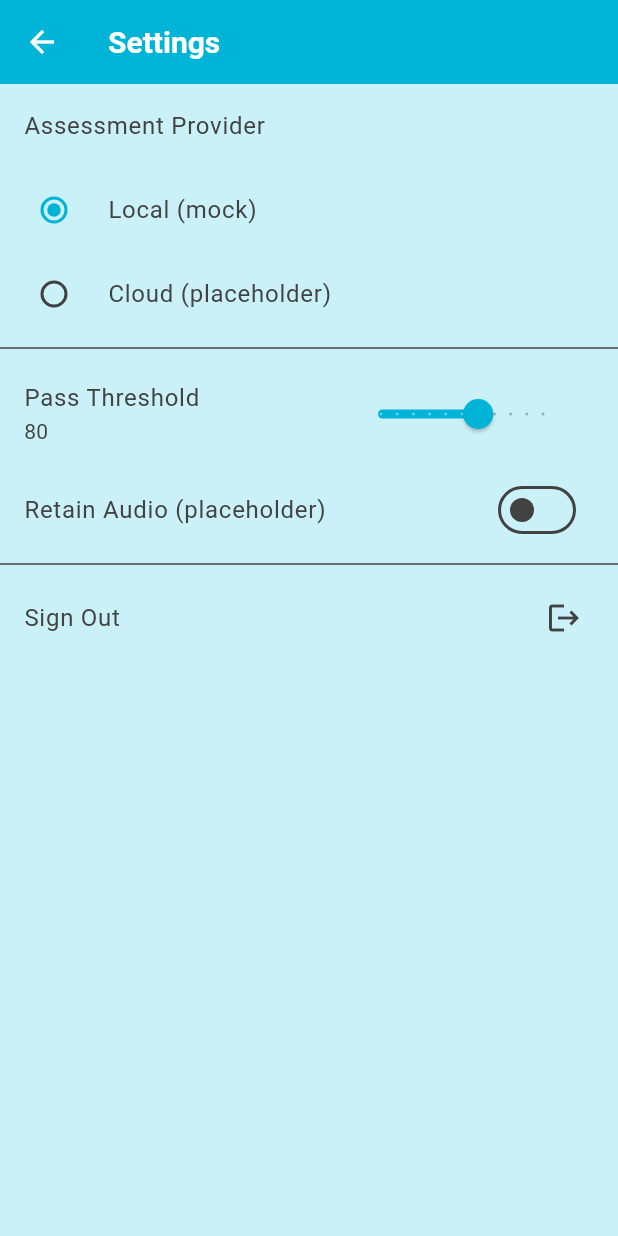
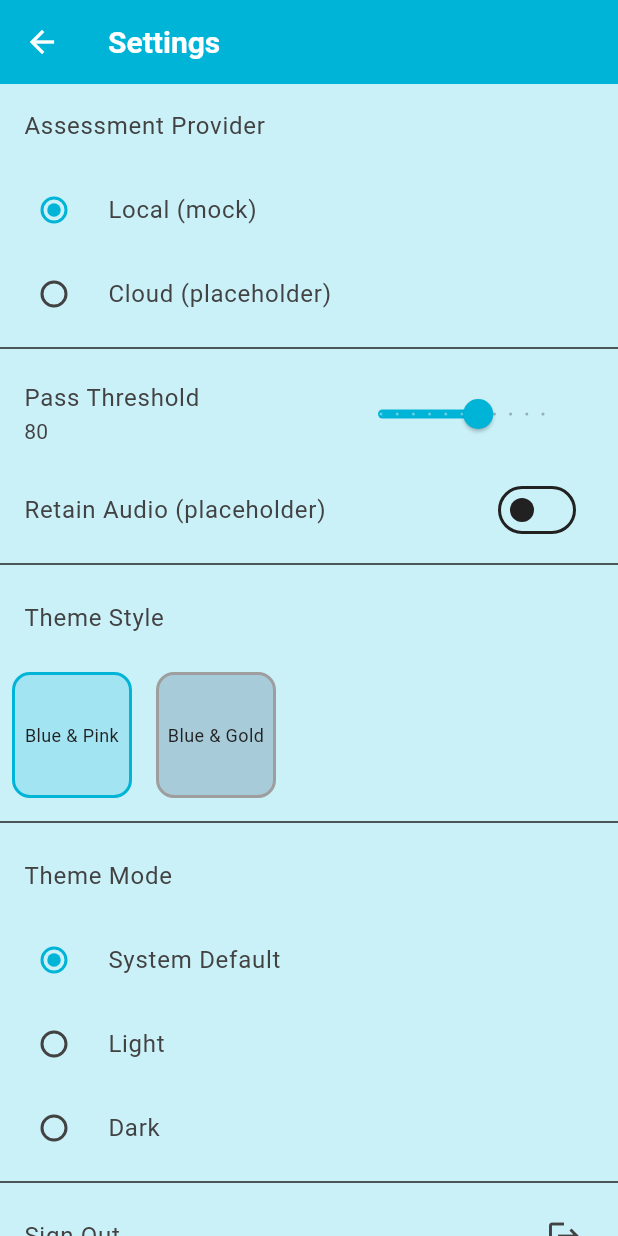
Before and after one commit to jasn17/CPSC_4150_ReadRight_App, a Flutter app: the SettingsScreen screen opened directly, on a phone screen of 412 x 824 dp. Run offline on Flutter 3.47's test engine with Material 3 defaults, Android fonts, the phone set to English and light mode, and no system bars; our stand-ins replace confetti, firebase_auth, firebase_core, firebase_database, flutter_tts, shared_preferences and 2 more; accounts and stored records are empty.

Commit message:
UI changes
added theme mode (light/dark) selection (modified settings_model, settings_screen, app.dart
made theme mode selection persistent across restarts

made abstraction class to color themes and added section to settings to choose color scheme, and should be persistent as well (

made score badge in Progress screen background color dynamic based on average. Gold for 90+, silver for 80+, bronze for 70+, grey for lower (modified score_badge.dart)

```diff
--- a/read_right_app/lib/models/settings_model.dart
+++ b/read_right_app/lib/models/settings_model.dart
@@ -3,7 +3,13 @@
 // TOOLS: ChangeNotifier.
 // RELATIONSHIPS: Controlled by settings_screen.dart; influences which service implementations are used at runtime.
 
-import 'package:flutter/foundation.dart';
+import 'package:flutter/material.dart';
+import 'package:shared_preferences/shared_preferences.dart';
+import '/themes/theme_registry.dart';
+import '/themes/theme_definition.dart';
+
+
+
 
 class SettingsModel extends ChangeNotifier {
   String _assessor = 'local';
@@ -17,4 +23,68 @@ class SettingsModel extends ChangeNotifier {
   set assessor(String v) { _assessor = v; notifyListeners(); }
   set threshold(int v) { _threshold = v; notifyListeners(); }
   set retainAudio(bool v) { _retainAudio = v; notifyListeners(); }
+
+  // ------------------ theme logic ------------------
+  static const _themeModeKey = 'themeMode';
+  static const _themeIdKey = 'themeId';
+
+  // Current theme mode (system / light / dark)
+  ThemeMode _themeMode = ThemeMode.system;
+  ThemeMode get themeMode => _themeMode;
+  set themeMode(ThemeMode v) {
+    _themeMode = v;
+    _saveThemeMode(v);
+    notifyListeners();
+  }
+
+  // Current theme ID (refers to AppThemeDefinition.id)
+  String _themeId = availableThemes.first.id;
+  String get themeId => _themeId;
+  set themeId(String id) {
+    _themeId = id;
+    _saveThemeId(id);
+    notifyListeners();
+  }
+
+  // Convenience getter for current theme object
+  AppThemeDefinition get currentTheme =>
+      availableThemes.firstWhere((t) => t.id == _themeId);
+
+  // List of available themes
+  List<AppThemeDefinition> get themes => availableThemes;
+
+  // ------------------ constructor ------------------
+  SettingsModel() {
+    _loadThemeMode();
+    _loadThemeId();
+  }
+
+  // ------------------ persistence ------------------
+  Future<void> _loadThemeMode() async {
+    final prefs = await SharedPreferences.getInstance();
+    final stored = prefs.getInt(_themeModeKey);
+    if (stored != null) {
+      _themeMode = ThemeMode.values[stored];
+      notifyListeners();
+    }
+  }
+
+  Future<void> _saveThemeMode(ThemeMode mode) async {
+    final prefs = await SharedPreferences.getInstance();
+    await prefs.setInt(_themeModeKey, mode.index);
+  }
+
+  Future<void> _loadThemeId() async {
+    final prefs = await SharedPreferences.getInstance();
+    final stored = prefs.getString(_themeIdKey);
+    if (stored != null && themes.any((t) => t.id == stored)) {
+      _themeId = stored;
+      notifyListeners();
+    }
+  }
+
+  Future<void> _saveThemeId(String id) async {
+    final prefs = await SharedPreferences.getInstance();
+    await prefs.setString(_themeIdKey, id);
+  }
 }
--- a/read_right_app/lib/screens/settings_screen.dart
+++ b/read_right_app/lib/screens/settings_screen.dart
@@ -53,6 +53,75 @@ class SettingsScreen extends StatelessWidget {
             value: s.retainAudio,
             onChanged: (v) => context.read<SettingsModel>().retainAudio = v,
           ),
+
+          const Divider(),
+          const ListTile(title: Text('Theme Style')),
+          SizedBox(
+            height: 100,
+            child: ListView.builder(
+              scrollDirection: Axis.horizontal,
+              itemCount: s.themes.length,
+              itemBuilder: (context, index) {
+                final theme = s.themes[index];
+                final isSelected = theme.id == s.themeId;
+
+                return GestureDetector(
+                  onTap: () => context.read<SettingsModel>().themeId = theme.id,
+                  child: Container(
+                    width: 80,
+                    margin: const EdgeInsets.all(8),
+                    padding: const EdgeInsets.all(4),
+                    decoration: BoxDecoration(
+                      border: Border.all(
+                        color: isSelected ? Theme.of(context).primaryColor : Colors.grey,
+                        width: 2,
+                      ),
+                      borderRadius: BorderRadius.circular(12),
+                      color: theme.lightTheme.colorScheme.primary.withOpacity(0.2),
+                    ),
+                    child: Center(
+                      child: Text(
+                        theme.name,
+                        style: const TextStyle(fontSize: 12),
+                        textAlign: TextAlign.center,
+                      ),
+                    ),
+                  ),
+                );
+              },
+            ),
+          ),
+
+          const Divider(),
+          const ListTile(title: Text('Theme Mode')),
+
+          RadioListTile<ThemeMode>(
+            title: const Text('System Default'),
+            value: ThemeMode.system,
+            groupValue: s.themeMode,
+            onChanged: (v) {
+              context.read<SettingsModel>().themeMode = v!;
+            },
+          ),
+
+          RadioListTile<ThemeMode>(
+            title: const Text('Light'),
+            value: ThemeMode.light,
+            groupValue: s.themeMode,
+            onChanged: (v) {
+              context.read<SettingsModel>().themeMode = v!;
+            },
+          ),
+
+          RadioListTile<ThemeMode>(
+            title: const Text('Dark'),
+            value: ThemeMode.dark,
+            groupValue: s.themeMode,
+            onChanged: (v) {
+              context.read<SettingsModel>().themeMode = v!;
+            },
+          ),
+
           const Divider(),
           ListTile(
             title: const Text('Sign Out'),
--- a/read_right_app/lib/screens/teacher_dashboard_screen.dart
+++ b/read_right_app/lib/screens/teacher_dashboard_screen.dart
@@ -11,8 +11,8 @@ class TeacherDashboardScreen extends StatelessWidget {
   @override
   Widget build(BuildContext context) {
     return Scaffold(
-      appBar: AppBar(title: Text('Teacher Dashboard')),
-      body: Padding(
+      appBar: AppBar(title: const Text('Teacher Dashboard')),
+      body: const Padding(
         padding: EdgeInsets.all(16),
         child: Column(
           children: [
--- a/read_right_app/lib/screens/theme.dart
+++ b/read_right_app/lib/themes/gold_blue_theme.dart
@@ -1,11 +1,17 @@
 import 'package:flutter/material.dart';
+import 'theme_definition.dart';
 
-/// Centralized app theme configuration using Material 3 and ColorScheme.
-class AppTheme {
-  // ===== Brand Colors =====
-  static const Color primary = Color(0xFF00B4D8);   // blue-ish
-  static const Color secondary = Color(0xFFF5B7B1); // pink accent
-  static const Color background = Color(0xFFF1FAEE);
+/// Blue & Pink Theme implementing the AppThemeDefinition abstraction
+class GoldBlueTheme implements AppThemeDefinition {
+  @override
+  String get id => 'blue_gold';
+  @override
+  String get name => 'Blue & Gold';
+
+  // Centralized colors (kept from original AppTheme)
+  static const Color primary = Color(0xFF1D3557);   // blue-ish
+  static const Color secondary = Color(0xFFD9BF77); // gold accent
+  static const Color background = Color(0xFF457B9D);
   static const Color surface = Color(0xFFCAF0F8);
 
   static const Color onPrimary = Colors.white;
@@ -13,8 +19,8 @@ class AppTheme {
   static const Color onBackground = Color(0xFF212121);
   static const Color onSurface = Color(0xFF424242);
 
-  // Light Theme
-  static final ThemeData lightTheme = ThemeData(
+  @override
+  ThemeData get lightTheme => ThemeData(
     useMaterial3: true,
     colorScheme: const ColorScheme(
       brightness: Brightness.light,
@@ -26,6 +32,8 @@ class AppTheme {
       onError: Colors.white,
       surface: surface,
       onSurface: onSurface,
+      background: background,
+      onBackground: onBackground,
     ),
     textTheme: const TextTheme(
       displayLarge: TextStyle(fontSize: 96, fontWeight: FontWeight.bold),
@@ -46,8 +54,8 @@ class AppTheme {
     ),
   );
 
-  // Dark Theme
-  static final ThemeData darkTheme = ThemeData(
+  @override
+  ThemeData get darkTheme => ThemeData(
     useMaterial3: true,
     colorScheme: const ColorScheme(
       brightness: Brightness.dark,
@@ -59,6 +67,8 @@ class AppTheme {
       onError: Colors.white,
       surface: Color(0xFF1E1E1E),
       onSurface: Colors.white70,
+      background: Color(0xFF121212),
+      onBackground: Colors.white70,
     ),
     textTheme: const TextTheme(
       bodyMedium: TextStyle(color: Colors.white),
--- /dev/null
+++ b/read_right_app/lib/themes/theme_definition.dart
@@ -0,0 +1,9 @@
+import 'package:flutter/material.dart';
+
+/// Interface / abstraction for a theme
+abstract class AppThemeDefinition {
+  String get id;              // Unique identifier
+  String get name;            // Display name
+  ThemeData get lightTheme;   // Light variant
+  ThemeData get darkTheme;    // Dark variant
+}
--- /dev/null
+++ b/read_right_app/lib/themes/theme_registry.dart
@@ -0,0 +1,15 @@
+// FILE: lib/themes/theme_registry.dart
+// PURPOSE: manage themes and make multiple themes simpler to plug in to existing architecture.
+// RELATIONSHIPS: theme_definition.dart, blue_pink_theme.dart, gold_blue_theme.dart, app.dart, settings, etc.
+
+
+
+import 'theme_definition.dart';
+import 'blue_pink_theme.dart';
+import 'gold_blue_theme.dart';
+
+final List<AppThemeDefinition> availableThemes = [
+  BluePinkTheme(),
+  GoldBlueTheme(),
+  // Add new themes here
+];
--- a/read_right_app/pubspec.yaml
+++ b/read_right_app/pubspec.yaml
@@ -27,3 +27,8 @@ flutter:
   assets:
     - assets/seed_words.csv
     - assets/seed_words_with_sentences_complete.csv
+dev_dependencies:
+  flutter_test:
+    sdk: flutter
+
+  flutter_lints: ^3.0.2
```
Also changed, not shown: read_right_app/lib/app.dart (+8 -4 lines), read_right_app/lib/themes/blue_pink_theme.dart (added, +86 -0 lines), read_right_app/lib/widgets/score_badge.dart (+16 -0 lines), read_right_app/pubspec.lock.
